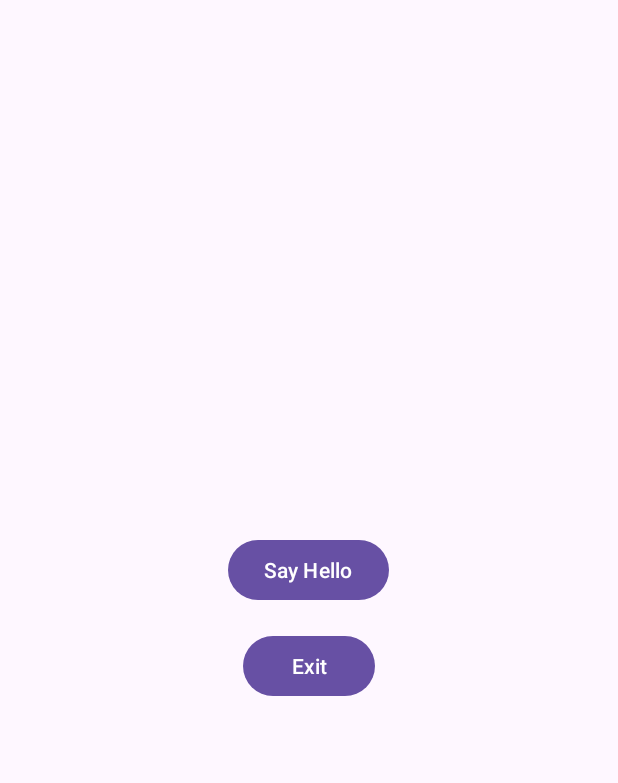
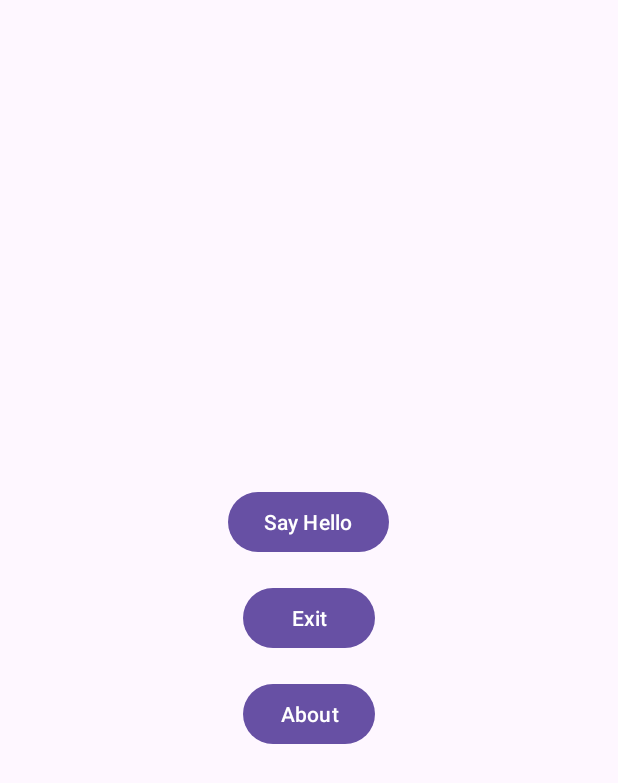
Before and after one commit to Niet794/GitDemoApp, an Android app: the screen it shows after launch (MainActivity), on a phone screen of 412 x 824 dp. Shown: the top 783 px of the screen. Run offline under Robolectric (Android 15) with nearby library versions, the phone set to English and light mode, and no system bars.

Commit message:
Added third button for About screen

```diff
--- a/app/src/main/java/com/example/gitdemoapp/MainActivity.kt
+++ b/app/src/main/java/com/example/gitdemoapp/MainActivity.kt
@@ -17,10 +17,16 @@ class MainActivity : AppCompatActivity() {
 
         val btnHello = findViewById<Button>(R.id.btnHell)
         val btnExit = findViewById<Button>(R.id.btnExi)
+        val btnabou = findViewById<Button>(R.id.btnAbout)
 
         btnHello.setOnClickListener {
             Toast.makeText(this, "Hello Ayyub!", Toast.LENGTH_SHORT).show()
         }
+
+        btnabou .setOnClickListener {
+            Toast.makeText(this, "Hello Nietin!", Toast.LENGTH_SHORT).show()
+        }
+
 
         btnExit.setOnClickListener {
             finish()
--- a/app/src/main/res/layout/activity_main.xml
+++ b/app/src/main/res/layout/activity_main.xml
@@ -18,4 +18,17 @@
         android:layout_height="wrap_content"
         android:text="Exit"
         android:layout_marginTop="16dp"/>
+
+    <Button
+        android:id="@+id/btnAbout"
+        android:layout_width="wrap_content"
+        android:layout_height="wrap_content"
+        android:text="About"
+        android:layout_marginTop="16dp"/>
+
+
+
+
+
+
 </LinearLayout>
```
